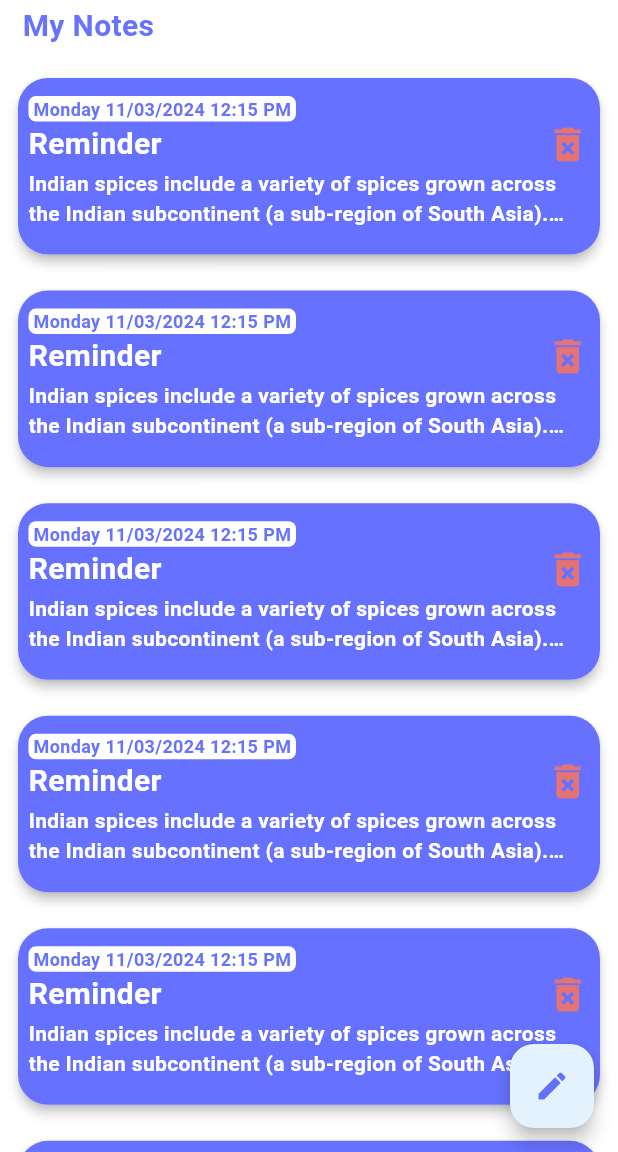
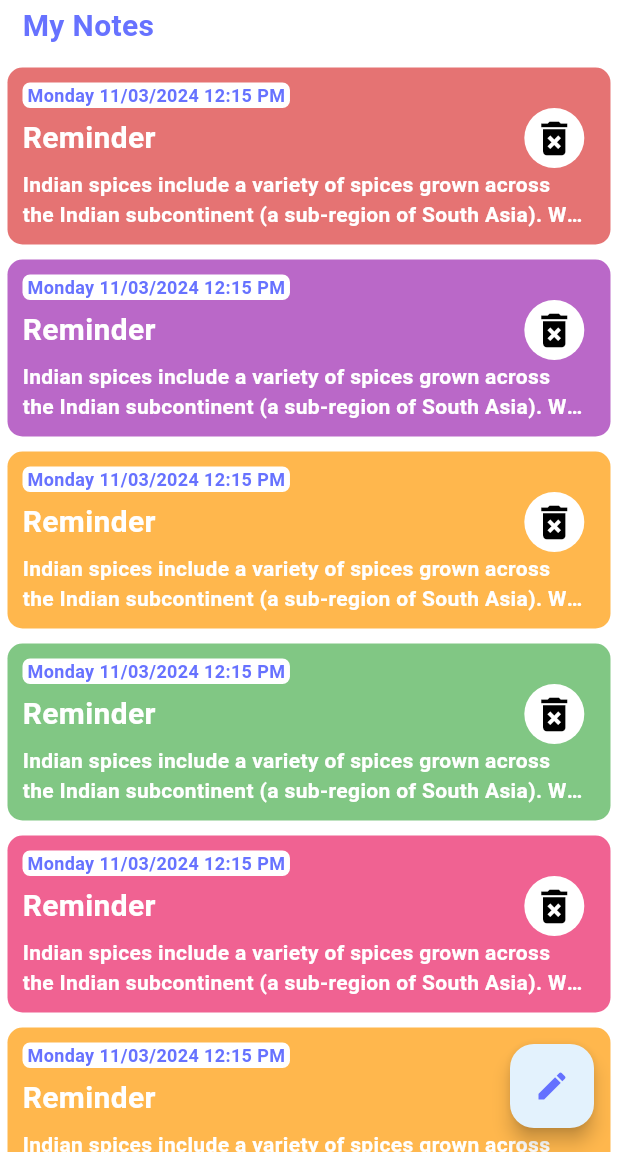
Before and after one commit to thenitrrsh/sah_food_industries, a Flutter app: the NotesScreen screen opened directly, on a phone screen of 412 x 824 dp, the part 84-1236 px from its top. Run offline on Flutter 3.47's test engine with Material 3 defaults, Android fonts, the phone set to English and light mode, and no system bars; our stand-ins replace cloud_firestore, file_picker, firebase_auth, firebase_core, fluttertoast, shared_preferences; accounts and stored records are empty.

```diff
--- a/lib/screens/notes_screen/notes_screen.dart
+++ b/lib/screens/notes_screen/notes_screen.dart
@@ -3,6 +3,7 @@ import 'package:flutter/material.dart';
 import 'package:flutter/widgets.dart';
 
 import '../../Constants.dart';
+import '../../helper.dart';
 import '../side_menu_screen/side_drawer_screen.dart';
 import 'create_notes_screen.dart';
 
@@ -27,8 +28,10 @@ class _NotesScreenState extends State<NotesScreen> {
       drawer: DashboardDrawer(height: height, width: width),
       floatingActionButton: FloatingActionButton(
         onPressed: () {
-          Navigator.push(context,
-              MaterialPageRoute(builder: (context) => CreateNotesScreen()));
+          Navigator.push(
+              context,
+              MaterialPageRoute(
+                  builder: (context) => const CreateNotesScreen()));
         },
         elevation: 5,
         child: Icon(
@@ -76,29 +79,25 @@ class _NotesScreenState extends State<NotesScreen> {
                         physics: const NeverScrollableScrollPhysics(),
                         itemCount: 10,
                         itemBuilder: (context, index) {
+                          List<Color> colors =
+                              Helper.getRandomColorIndex(seed: index);
                           // print("137 checking userlist${userList.length}");
                           // UserModel userData = userList[index];
                           return Padding(
-                            padding: const EdgeInsets.all(8.0),
-                            child: Card(
-                              shape: RoundedRectangleBorder(
-                                  borderRadius:
-                                      BorderRadiusDirectional.circular(20)),
-                              elevation: 3,
+                            padding: const EdgeInsets.all(5),
                             child: GestureDetector(
                               child: Container(
-                                  height: height / 7,
+                                // height: height / 7,
                                 decoration: BoxDecoration(
-                                      color: Constants.bgBlueColor,
+                                    color: colors.first,
                                     borderRadius:
-                                          BorderRadiusDirectional.circular(20)),
+                                        BorderRadiusDirectional.circular(10)),
                                 child: Padding(
-                                    padding: const EdgeInsets.all(2),
+                                  padding: const EdgeInsets.all(5),
                                   child: Row(
                                     children: [
                                       Padding(
-                                          padding: const EdgeInsets.only(
-                                              top: 10, bottom: 10, left: 5),
+                                        padding: const EdgeInsets.all(5),
                                         child: Column(
                                           // mainAxisAlignment:
                                           //     MainAxisAlignment.start,
@@ -109,13 +108,12 @@ class _NotesScreenState extends State<NotesScreen> {
                                               decoration: BoxDecoration(
                                                   color: Colors.white,
                                                   borderRadius:
-                                                        BorderRadius.circular(
-                                                            5)),
+                                                      BorderRadius.circular(5)),
                                               child: Text(
                                                   " Monday 11/03/2024 12:15 PM ",
                                                   style: TextStyle(
-                                                        overflow: TextOverflow
-                                                            .ellipsis,
+                                                      overflow:
+                                                          TextOverflow.ellipsis,
                                                       fontWeight:
                                                           FontWeight.w600,
                                                       fontSize: 12,
@@ -124,26 +122,27 @@ class _NotesScreenState extends State<NotesScreen> {
                                             ),
                                             SizedBox(
                                               width: width / 1.1,
-                                                child: Row(
+                                              child: const Row(
                                                 mainAxisAlignment:
                                                     MainAxisAlignment
                                                         .spaceBetween,
                                                 children: [
                                                   Text("Reminder",
                                                       style: TextStyle(
-                                                            overflow:
-                                                                TextOverflow
+                                                          overflow: TextOverflow
                                                               .ellipsis,
                                                           fontWeight:
                                                               FontWeight.w600,
                                                           fontSize: 20,
-                                                            color:
-                                                                Colors.white)),
-                                                    Icon(
+                                                          color: Colors.white)),
+                                                  CircleAvatar(
+                                                    backgroundColor:
+                                                        Colors.white,
+                                                    child: Icon(
                                                       Icons.delete_forever,
-                                                      color:
-                                                          Colors.red.shade300,
+                                                      color: Colors.black,
                                                       size: 30,
+                                                    ),
                                                   )
                                                 ],
                                               ),
@@ -151,17 +150,16 @@ class _NotesScreenState extends State<NotesScreen> {
                                             const SizedBox(
                                               height: 1,
                                             ),
-                                              Container(
+                                            SizedBox(
                                               // color: Colors.red,
-                                                width: width / 1.15,
-                                                child: Text(
+                                              width: width / 1.1,
+                                              child: const Text(
                                                 maxLines: 2,
                                                 "Indian spices include a variety of spices grown across the Indian subcontinent (a sub-region of South Asia). With different climates in different parts of the country, India produces a variety of spices, many of which are native to the subcontinent.",
                                                 style: TextStyle(
                                                     overflow:
                                                         TextOverflow.ellipsis,
-                                                      fontWeight:
-                                                          FontWeight.w600,
+                                                    fontWeight: FontWeight.w600,
                                                     fontSize: 14,
                                                     color: Colors.white),
                                               ),
@@ -170,7 +168,6 @@ class _NotesScreenState extends State<NotesScreen> {
                                         ),
                                       ),
                                     ],
-                                    ),
                                   ),
                                 ),
                               ),
```
Also changed, not shown: lib/ReusableContents/reusable_contents.dart (+27 -2 lines), lib/screens/notes_screen/create_notes_screen.dart (+11 -6 lines), lib/screens/productCategories/add_product_category_screen.dart (+6 -10 lines), lib/screens/productCategories/product_category_list_screen.dart (+48 -62 lines), lib/screens/region_screen/add_region_screen.dart (+34 -21 lines), lib/screens/region_screen/region_list_screen.dart (+48 -54 lines), lib/screens/reports_screen/reports_screen.dart (+12 -0 lines), lib/screens/sales_screen/sales_screen.dart (+12 -0 lines), lib/screens/sub_admins/add_sub_admin_screen.dart (+40 -18 lines). Lines whose indentation alone changed are shown as unchanged.
